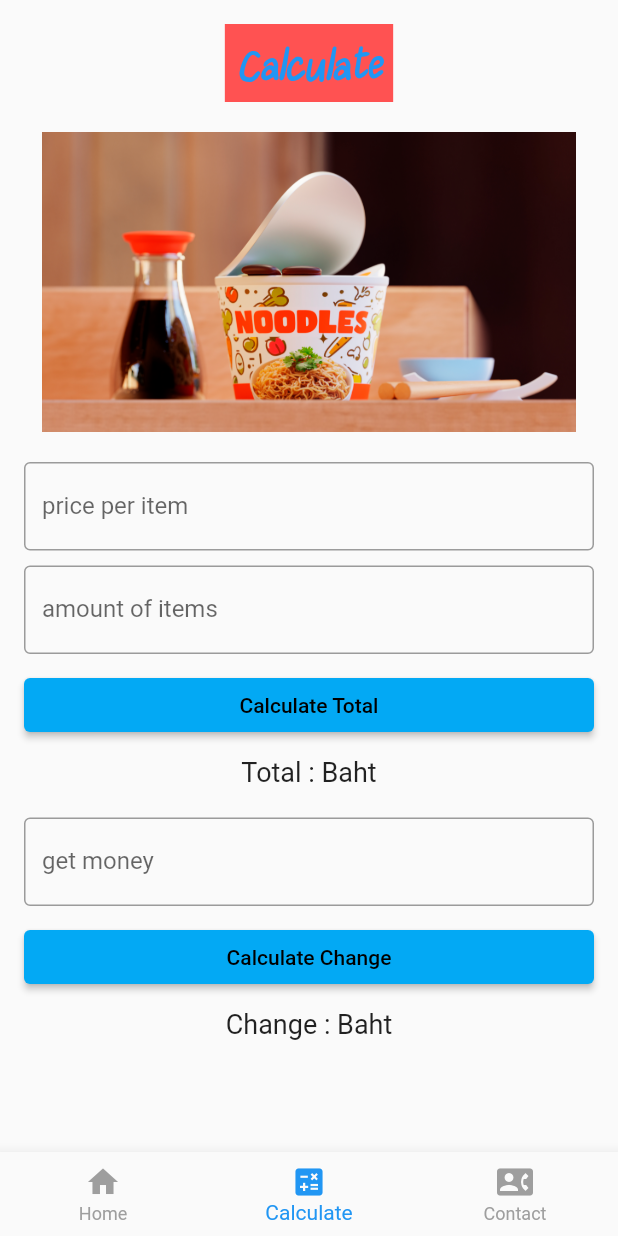
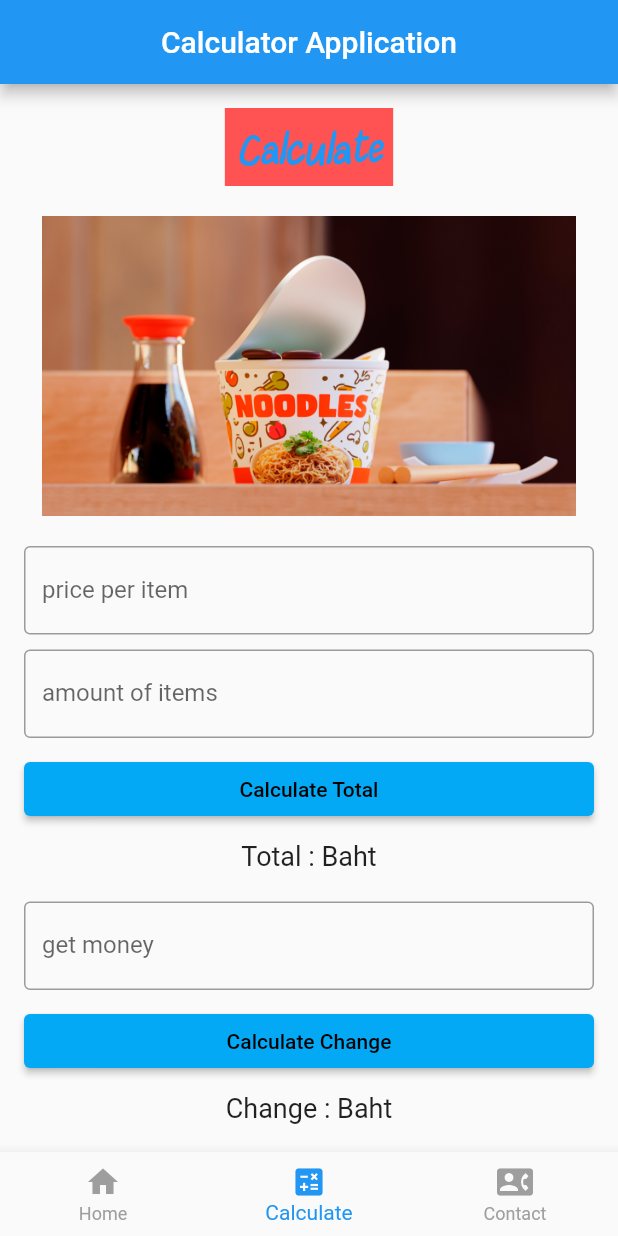
Before and after one commit to Natchanan001/firstapp, a Flutter app: the screen it shows after launch, item 2 of the bottom bar chosen, on a phone screen of 412 x 824 dp. Run offline on Flutter 3.47's test engine with Material 3 defaults, Android fonts, the phone set to English and light mode, and no system bars.

Commit message:
fix pages

```diff
--- a/lib/pages/calc.dart
+++ b/lib/pages/calc.dart
@@ -17,7 +17,20 @@ class _CalculatePageState extends State<CalculatePage> {
 
   @override
   Widget build(BuildContext context) {
-    return ListView(
+    return Scaffold(
+      appBar: AppBar(
+        title: const Text(
+          "Calculator Application",
+          style: TextStyle(
+            color: Colors.white,
+            fontSize: 20,
+          ),
+        ),
+        backgroundColor: Colors.blue,
+        centerTitle: true,
+      ),
+
+      body: ListView(
         padding: const EdgeInsets.all(16),
         children: [
           Center(
@@ -72,7 +85,8 @@ class _CalculatePageState extends State<CalculatePage> {
             onPressed: () {
               if (price.text.isNotEmpty && amount.text.isNotEmpty) {
                 setState(() {
-                _total = double.parse(price.text) * double.parse(amount.text);
+                  _total =
+                      double.parse(price.text) * double.parse(amount.text);
                 });
               }
             },
@@ -129,6 +143,7 @@ class _CalculatePageState extends State<CalculatePage> {
             ),
           ),
         ],
+      ),
     );
   }
 }
--- a/lib/pages/home.dart
+++ b/lib/pages/home.dart
@@ -19,8 +19,6 @@ class _HomePageState extends State<HomePage> {
             style: TextStyle(fontSize: 28, fontFamily: "maaja"),
           ),
         ),
-        SizedBox(height: 20),
-        Icon(Icons.home, size: 150, color: Colors.blueAccent),
       ],
     );
   }
```
Also changed, not shown: lib/pages/contact.dart (+0 -7 lines). Lines whose indentation alone changed are shown as unchanged.
